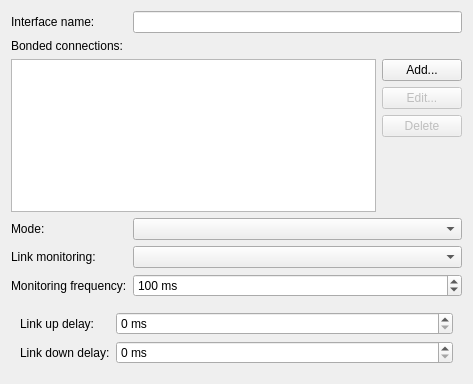
This is lib/editor/ui/bond.ui in KDE/plasma-nm as Qt 5 draws it before an edit. The edited form follows.
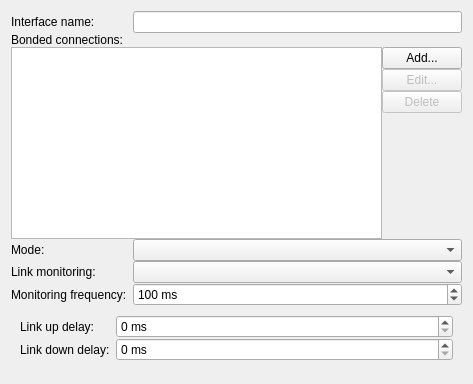
This is the edited form. Icons and pictures are not drawn. Custom widgets are drawn as their Qt base class.

Commit message:
Add verticalSpacing property to QFormLayouts
This makes them not crash on instantiation, otherwise hitting an ASSERT
deep in Qt. (Which should be fixed, nevertheless.)

What changed in the file:
```diff
--- a/lib/editor/ui/bond.ui
+++ b/lib/editor/ui/bond.ui
@@ -12,6 +12,9 @@
    </rect>
   </property>
   <layout class="QFormLayout" name="formLayout_2">
+    <property name="verticalSpacing">
+    <number>0</number>
+    </property>
    <item row="0" column="0">
     <widget class="QLabel" name="label">
      <property name="text">
@@ -186,6 +189,9 @@
      </property>
      <widget class="QWidget" name="miiPage">
       <layout class="QFormLayout" name="formLayout">
+      <property name="verticalSpacing">
+       <number>0</number>
+      </property>
        <item row="0" column="0">
         <widget class="QLabel" name="label_6">
          <property name="text">
```
Left out of the diff: 3 changed lines with no effect on the pictures. The commit also changes 12 other files.
